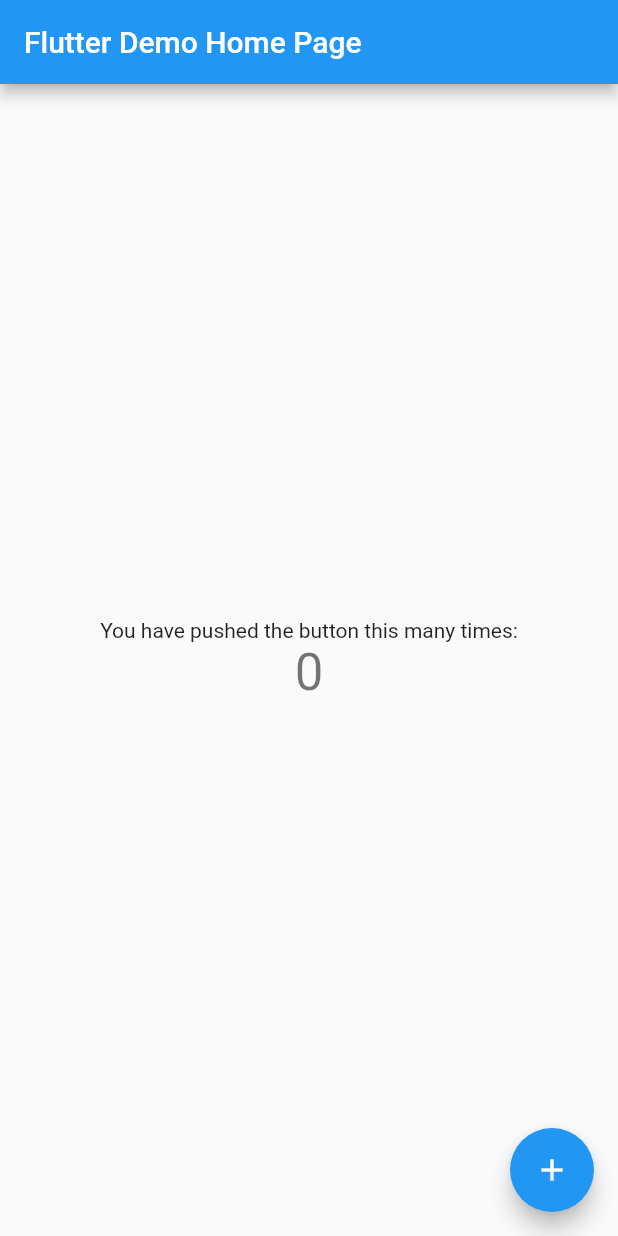
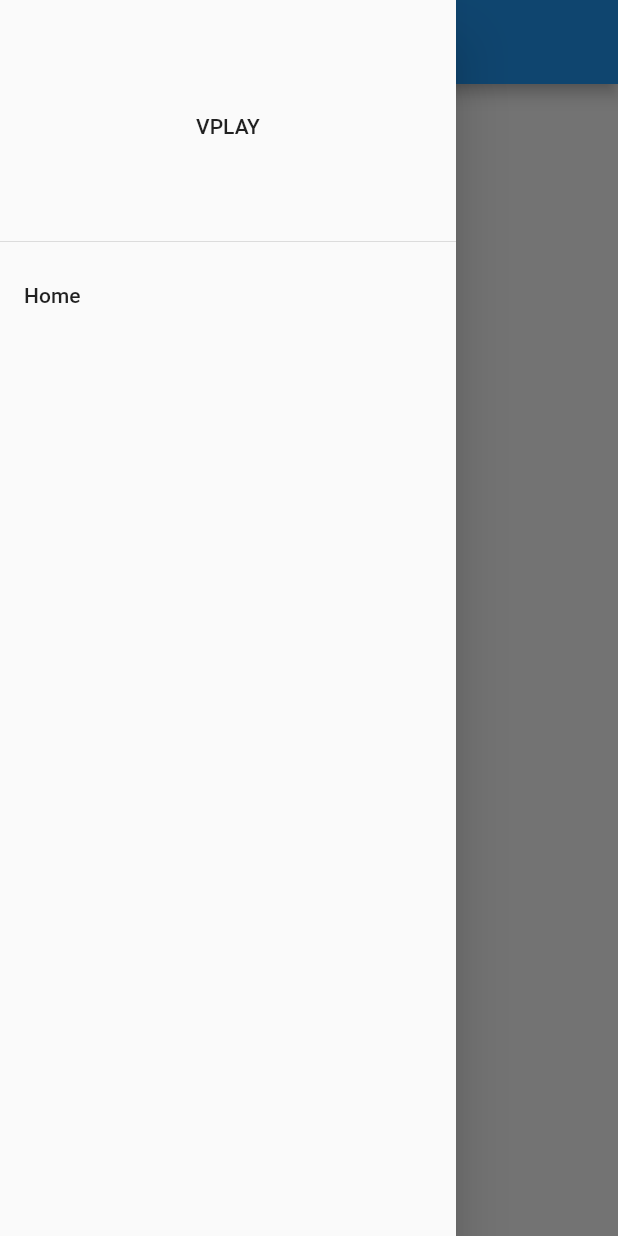
Before and after one commit to astaphobia/videos-playlist, a Flutter app: the screen it shows after launch, with the side drawer open (before the commit the screen has no drawer), on a phone screen of 412 x 824 dp. Run offline on Flutter 3.47's test engine with Material 2 defaults, Android fonts, the phone set to English and light mode, and no system bars.

Commit message:
initial project pattern

```diff
--- a/lib/main.dart
+++ b/lib/main.dart
@@ -1,4 +1,7 @@
 import 'package:flutter/material.dart';
+
+import 'package:vplay/src/routes.dart';
+import 'package:vplay/src/pages/home_page.dart';
 
 void main() => runApp(MyApp());
 
@@ -20,92 +23,8 @@ class MyApp extends StatelessWidget {
         // is not restarted.
         primarySwatch: Colors.blue,
       ),
-      home: MyHomePage(title: 'Flutter Demo Home Page'),
+      home: HomePage(),
+      routes: routes,
     );
   }
 }
-
-class MyHomePage extends StatefulWidget {
-  MyHomePage({Key key, this.title}) : super(key: key);
-
-  // This widget is the home page of your application. It is stateful, meaning
-  // that it has a State object (defined below) that contains fields that affect
-  // how it looks.
-
-  // This class is the configuration for the state. It holds the values (in this
-  // case the title) provided by the parent (in this case the App widget) and
-  // used by the build method of the State. Fields in a Widget subclass are
-  // always marked "final".
-
-  final String title;
-
-  @override
-  _MyHomePageState createState() => _MyHomePageState();
-}
-
-class _MyHomePageState extends State<MyHomePage> {
-  int _counter = 0;
-
-  void _incrementCounter() {
-    setState(() {
-      // This call to setState tells the Flutter framework that something has
-      // changed in this State, which causes it to rerun the build method below
-      // so that the display can reflect the updated values. If we changed
-      // _counter without calling setState(), then the build method would not be
-      // called again, and so nothing would appear to happen.
-      _counter++;
-    });
-  }
-
-  @override
-  Widget build(BuildContext context) {
-    // This method is rerun every time setState is called, for instance as done
-    // by the _incrementCounter method above.
-    //
-    // The Flutter framework has been optimized to make rerunning build methods
-    // fast, so that you can just rebuild anything that needs updating rather
-    // than having to individually change instances of widgets.
-    return Scaffold(
-      appBar: AppBar(
-        // Here we take the value from the MyHomePage object that was created by
-        // the App.build method, and use it to set our appbar title.
-        title: Text(widget.title),
-      ),
-      body: Center(
-        // Center is a layout widget. It takes a single child and positions it
-        // in the middle of the parent.
-        child: Column(
-          // Column is also layout widget. It takes a list of children and
-          // arranges them vertically. By default, it sizes itself to fit its
-          // children horizontally, and tries to be as tall as its parent.
-          //
-          // Invoke "debug painting" (press "p" in the console, choose the
-          // "Toggle Debug Paint" action from the Flutter Inspector in Android
-          // Studio, or the "Toggle Debug Paint" command in Visual Studio Code)
-          // to see the wireframe for each widget.
-          //
-          // Column has various properties to control how it sizes itself and
-          // how it positions its children. Here we use mainAxisAlignment to
-          // center the children vertically; the main axis here is the vertical
-          // axis because Columns are vertical (the cross axis would be
-          // horizontal).
-          mainAxisAlignment: MainAxisAlignment.center,
-          children: <Widget>[
-            Text(
-              'You have pushed the button this many times:',
-            ),
-            Text(
-              '$_counter',
-              style: Theme.of(context).textTheme.display1,
-            ),
-          ],
-        ),
-      ),
-      floatingActionButton: FloatingActionButton(
-        onPressed: _incrementCounter,
-        tooltip: 'Increment',
-        child: Icon(Icons.add),
-      ), // This trailing comma makes auto-formatting nicer for build methods.
-    );
-  }
-}
--- /dev/null
+++ b/lib/src/components/navbar.dart
@@ -0,0 +1,25 @@
+import 'package:flutter/material.dart';
+
+class NavBar extends StatelessWidget {
+
+  @override
+  Widget build(BuildContext context) {
+    // TODO: implement build
+    return Drawer(
+      child: ListView(
+        padding: EdgeInsets.zero,
+        children: <Widget>[
+          DrawerHeader(
+            child: Center(
+              child: Text("VPLAY"),
+            ),
+          ),
+          ListTile(
+            title: Text("Home"),
+          )
+        ],
+      ),
+    );
+  }
+
+}
--- /dev/null
+++ b/lib/src/pages/home_page.dart
@@ -0,0 +1,23 @@
+import 'package:flutter/material.dart';
+
+import 'package:vplay/src/components/navbar.dart';
+
+class HomePage extends StatelessWidget {
+  static String tag = "home_page";
+  @override
+  Widget build(BuildContext context) {
+    // TODO: implement build
+    return Scaffold(
+      appBar: AppBar(
+        title: Text("Home Page"),
+      ),
+      body: Container(
+        child: Center(
+          child: Text("This is home page"),
+        ),
+      ),
+      drawer: NavBar(),
+    );
+  }
+
+}
--- /dev/null
+++ b/lib/src/routes.dart
@@ -0,0 +1,7 @@
+import 'package:flutter/material.dart';
+
+import 'package:vplay/src/pages/home_page.dart';
+
+final routes = <String, WidgetBuilder> {
+  HomePage.tag: (BuildContext context) => HomePage(),
+};
```
Also changed, not shown: 1 other file.
